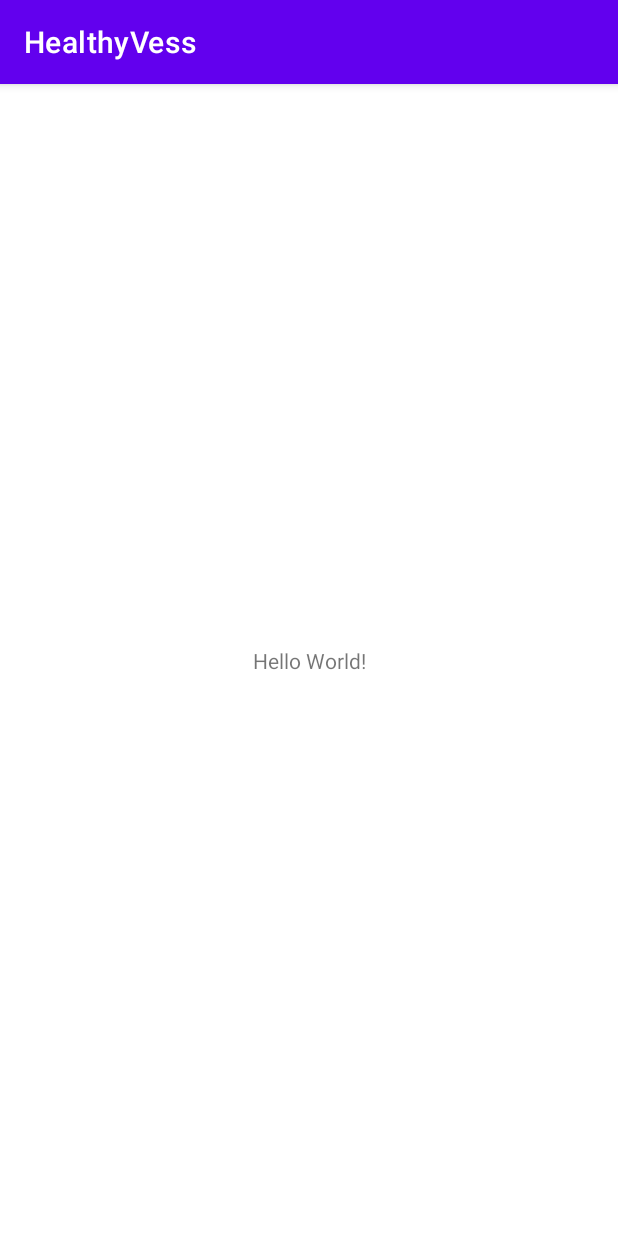
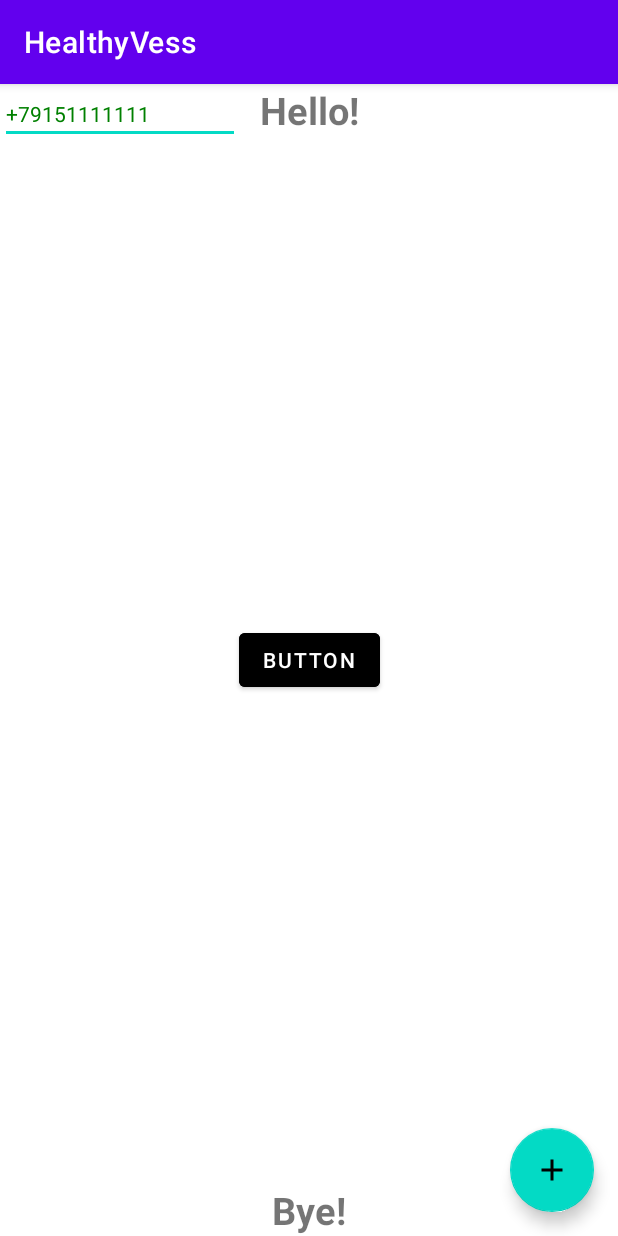
Before and after one commit to dsplushka/healthyvess, an Android app: the screen it shows after launch (MainActivity), on a phone screen of 412 x 824 dp. Run offline under Robolectric (Android 15) with nearby library versions, the phone set to English and light mode, and no system bars.

Commit message:
second commit

```diff
--- a/app/src/main/java/com/darushina/healthyvess/MainActivity.kt
+++ b/app/src/main/java/com/darushina/healthyvess/MainActivity.kt
@@ -2,10 +2,44 @@ package com.darushina.healthyvess
 
 import androidx.appcompat.app.AppCompatActivity
 import android.os.Bundle
+import android.util.Log
+
+const val TAG = "MainActivity"
 
 class MainActivity : AppCompatActivity() {
     override fun onCreate(savedInstanceState: Bundle?) {
         super.onCreate(savedInstanceState)
         setContentView(R.layout.activity_main)
+        Log.d(TAG, "Ты видел деву на скале\n" +
+                "В одежде белой над волнами")
+    }
+    override fun onStart() {
+        super.onStart()
+        Log.d(TAG, "Когда, бушуя в бурной мгле,\n" +
+                "Играло море с берегами,")
+    }
+    override fun onResume() {
+        super.onResume()
+        Log.d(TAG, "Когда луч молний озарял\n" +
+                "Ее всечасно блеском алым")
+    }
+    override fun onPause() {
+        super.onPause()
+        Log.d(TAG, "И ветер бился и летал\n" +
+                "С ее летучим покрывалом?")
+    }
+    override fun onStop() {
+        super.onStop()
+        Log.d(TAG, "Прекрасно море в бурной мгле\n" +
+                "И небо в блесках без лазури;")
+    }
+    override fun onRestart() {
+        super.onRestart()
+
+    }
+    override fun onDestroy() {
+        super.onDestroy()
+        Log.d(TAG, "Но верь мне: дева на скале\n" +
+                "Прекрасней волн, небес и бури.")
     }
 }
--- /dev/null
+++ b/app/src/main/res/drawable-v24/plus_icon.xml
@@ -0,0 +1,10 @@
+<vector xmlns:android="http://schemas.android.com/apk/res/android"
+    android:width="24dp"
+    android:height="24dp"
+    android:viewportWidth="24"
+    android:viewportHeight="24"
+    android:tint="?attr/colorControlNormal">
+  <path
+      android:fillColor="@android:color/white"
+      android:pathData="M19,13h-6v6h-2v-6H5v-2h6V5h2v6h6v2z"/>
+</vector>
--- a/app/src/main/res/layout/activity_main.xml
+++ b/app/src/main/res/layout/activity_main.xml
@@ -6,13 +6,55 @@
     android:layout_height="match_parent"
     tools:context=".MainActivity">
 
-    <TextView
+    <Button
+        android:id="@+id/center_button"
+        style="@style/Theme.HealthyVess.Button"
         android:layout_width="wrap_content"
         android:layout_height="wrap_content"
-        android:text="Hello World!"
+        android:text="@string/center_button"
         app:layout_constraintBottom_toBottomOf="parent"
-        app:layout_constraintLeft_toLeftOf="parent"
-        app:layout_constraintRight_toRightOf="parent"
+        app:layout_constraintEnd_toEndOf="parent"
+        app:layout_constraintStart_toStartOf="parent"
         app:layout_constraintTop_toTopOf="parent" />
 
+
+    <TextView
+        android:id="@+id/first_text"
+        android:layout_width="wrap_content"
+        android:layout_height="wrap_content"
+        android:text="@string/first_text"
+        app:layout_constraintTop_toTopOf="parent"
+        app:layout_constraintStart_toStartOf="parent"
+        app:layout_constraintEnd_toEndOf="parent" />
+
+    <TextView
+        android:id="@+id/last_text"
+        android:layout_width="wrap_content"
+        android:layout_height="wrap_content"
+        android:text="@string/last_text"
+        app:layout_constraintBottom_toBottomOf="parent"
+        app:layout_constraintStart_toStartOf="parent"
+        app:layout_constraintEnd_toEndOf="parent" />
+
+    <com.google.android.material.floatingactionbutton.FloatingActionButton
+        android:id="@+id/plus_button"
+        android:layout_width="wrap_content"
+        android:layout_height="wrap_content"
+        android:layout_margin="16dp"
+        app:layout_constraintBottom_toBottomOf="parent"
+        app:layout_constraintEnd_toEndOf="parent"
+        app:srcCompat="@drawable/plus_icon"
+        tools:ignore="SpeakableTextPresentCheck" />
+
+    <EditText
+        android:id="@+id/editTextPhone"
+        style="@style/Theme.HealthyVess.Phone"
+        android:layout_width="wrap_content"
+        android:layout_height="wrap_content"
+        android:ems="10"
+        android:inputType="phone"
+        android:text="@string/phone"
+        app:layout_constraintTop_toTopOf="parent"
+        app:layout_constraintStart_toStartOf="parent" />
+
 </androidx.constraintlayout.widget.ConstraintLayout>
--- a/app/src/main/res/values/colors.xml
+++ b/app/src/main/res/values/colors.xml
@@ -7,4 +7,5 @@
     <color name="teal_700">#FF018786</color>
     <color name="black">#FF000000</color>
     <color name="white">#FFFFFFFF</color>
+    <color name="green">#008000</color>
 </resources>
--- a/app/src/main/res/values/strings.xml
+++ b/app/src/main/res/values/strings.xml
@@ -1,3 +1,7 @@
 <resources>
     <string name="app_name">HealthyVess</string>
+    <string name="first_text">Hello!</string>
+    <string name="last_text">Bye!</string>
+    <string name="center_button">Button</string>
+    <string name="phone">+79151111111</string>
 </resources>
--- a/app/src/main/res/values/themes.xml
+++ b/app/src/main/res/values/themes.xml
@@ -12,5 +12,21 @@
         <!-- Status bar color. -->
         <item name="android:statusBarColor" tools:targetApi="l">?attr/colorPrimaryVariant</item>
         <!-- Customize your theme here. -->
+        <item name="android:textViewStyle">@style/Theme.HealthyVess.TextView</item>
+
     </style>
+
+    <style name="Theme.HealthyVess.Button" parent="Widget.MaterialComponents.Button">
+        <item name="android:backgroundTint">@color/black</item>
+    </style>
+
+    <style name="Theme.HealthyVess.Phone" parent="Widget.MaterialComponents.TextView">
+        <item name="android:textColor">@color/green</item>
+    </style>
+
+    <style name="Theme.HealthyVess.TextView" parent="Widget.MaterialComponents.TextView">
+        <item name="android:textSize">25sp</item>
+        <item name="android:textStyle">bold</item>
+    </style>
+
 </resources>
```
